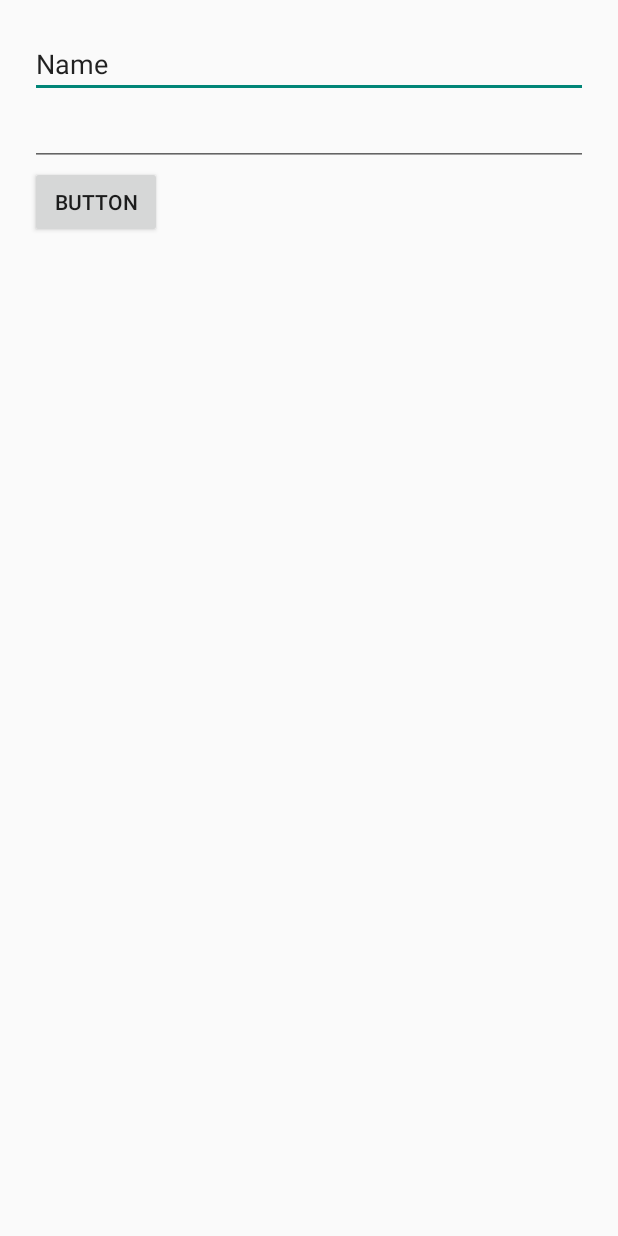
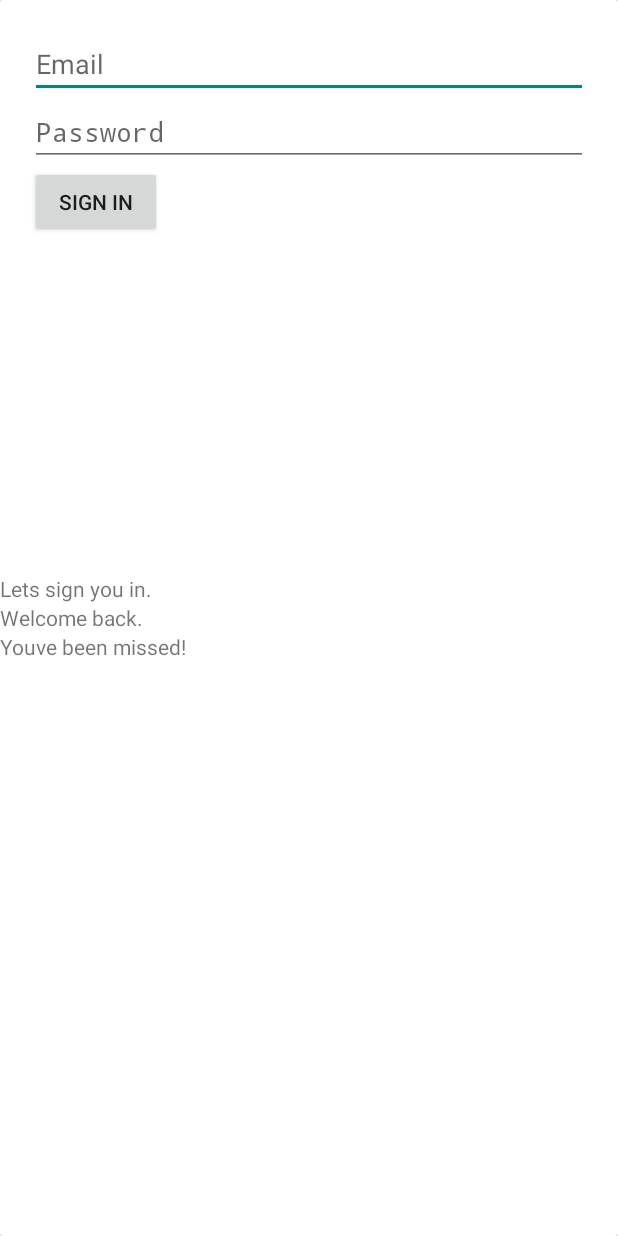
Before and after one commit to DevilDeveloper7/Hookah, an Android app: the Sign_in screen opened directly, with no data from a screen before it, on a phone screen of 412 x 824 dp. Run offline under Robolectric (Android 15) with nearby library versions, the phone set to English and light mode, and no system bars.

Commit message:
buttons are working!

```diff
--- a/app/src/main/java/com/example/hookah/Sign_in.java
+++ b/app/src/main/java/com/example/hookah/Sign_in.java
@@ -2,10 +2,11 @@ package com.example.hookah;
 
 import androidx.appcompat.app.AppCompatActivity;
 
+import android.app.Activity;
 import android.os.Bundle;
 import android.view.WindowManager;
 
-public class Sign_in extends AppCompatActivity {
+public class Sign_in extends Activity {
 
     @Override
     protected void onCreate(Bundle savedInstanceState) {
--- a/app/src/main/java/com/example/hookah/Sign_up.java
+++ b/app/src/main/java/com/example/hookah/Sign_up.java
@@ -2,16 +2,17 @@ package com.example.hookah;
 
 import androidx.appcompat.app.AppCompatActivity;
 
+import android.app.Activity;
 import android.os.Bundle;
 import android.view.WindowManager;
 
-public class Sign_up extends AppCompatActivity {
+public class Sign_up extends Activity {
 
     @Override
     protected void onCreate(Bundle savedInstanceState) {
         super.onCreate(savedInstanceState);
         getWindow ().setFlags (WindowManager.LayoutParams.FLAG_FULLSCREEN,
                 WindowManager.LayoutParams.FLAG_FULLSCREEN);
-        setContentView(R.layout.activity_sign_up);
+        setContentView(R.layout.activity_signup);
     }
 }
--- a/app/src/main/res/layout/activity_main.xml
+++ b/app/src/main/res/layout/activity_main.xml
@@ -50,7 +50,7 @@
 
         <Button
 
-            android:id="@+id/buttonSignUp"
+            android:id="@+id/btnSignUp"
             android:layout_width="11dp"
             android:layout_height="wrap_content"
             android:layout_marginStart="20dp"
@@ -65,7 +65,7 @@
 
 
         <Button
-            android:id="@+id/buttonSignIn"
+            android:id="@+id/btnSignIn"
             android:layout_width="11dp"
             android:layout_height="wrap_content"
             android:layout_marginStart="10dp"
--- a/app/src/main/res/layout/activity_signin.xml
+++ b/app/src/main/res/layout/activity_signin.xml
@@ -1,5 +1,5 @@
 <?xml version="1.0" encoding="utf-8"?>
-<RelativeLayout xmlns:android="http://schemas.android.com/apk/res/android"
+<androidx.cardview.widget.CardView xmlns:android="http://schemas.android.com/apk/res/android"
     xmlns:app="http://schemas.android.com/apk/res-auto"
     android:layout_width="match_parent"
     android:layout_height="match_parent"
@@ -7,33 +7,58 @@
 
     <LinearLayout
         android:layout_width="match_parent"
+        android:layout_height="match_parent"
+        android:orientation="vertical"
+        android:layout_centerHorizontal="true"
+        android:gravity="center">
+
+        <TextView
+            android:id="@+id/Hello"
+            android:layout_width="match_parent"
+            android:layout_height="wrap_content"
+            android:text="@string/let_s_sign_you_in" />
+
+        <TextView
+            android:id="@+id/Welcome"
+            android:layout_width="match_parent"
+            android:layout_height="wrap_content"
+            android:text="@string/welcome_back" />
+
+        <TextView
+            android:id="@+id/Miss"
+            android:layout_width="match_parent"
+            android:layout_height="wrap_content"
+            android:text="@string/you_ve_been_missed" />
+    </LinearLayout>
+
+    <LinearLayout
+
+        android:layout_width="match_parent"
         android:layout_height="wrap_content"
         android:layout_margin="20dp"
         android:orientation="vertical"
 
-
         >
 
         <EditText
-            android:id="@+id/editTextTextPersonName2"
+            android:id="@+id/emailField"
             android:layout_width="match_parent"
             android:layout_height="wrap_content"
-            android:ems="10"
-            android:inputType="textPersonName"
-            android:text="Name" />
+            android:inputType="textEmailAddress"
+            android:hint="@string/Sign_in_email" />
 
         <EditText
-            android:id="@+id/editTextTextPassword"
+            android:id="@+id/passField"
             android:layout_width="match_parent"
             android:layout_height="wrap_content"
-            android:ems="10"
-            android:inputType="textPassword" />
+            android:inputType="textPassword"
+            android:hint="@string/Sign_in_pass"/>
 
 
         <Button
             android:id="@+id/button"
             android:layout_width="wrap_content"
             android:layout_height="wrap_content"
-            android:text="Button" />
+            android:text="@string/Sign_in_btn" />
     </LinearLayout>
-</RelativeLayout>
+</androidx.cardview.widget.CardView>
--- a/app/src/main/res/values/strings.xml
+++ b/app/src/main/res/values/strings.xml
@@ -1,4 +1,4 @@
-<resources>
+<resources xmlns:tools="http://schemas.android.com/tools">
     <string name="app_name">Hookah</string>
     <string name="welcome">Welcome<br></br> to Hookah Helper!</string>
     <string name="about">We created our application<br></br> to help new visitors<br></br> choose their first favorite combinations and show real connoisseurs new combinations from the world of hookah</string>
@@ -6,4 +6,10 @@
     <string name="forget">Forget your login or password?</string>
     <string name="button_sign_in">Sign In</string>
     <string name="button_sign_up">Sign Up</string>
+    <string name="Sign_in_email">Email</string>
+    <string name="Sign_in_pass">Password</string>
+    <string name="Sign_in_btn">Sign in</string>
+    <string name="let_s_sign_you_in" >Lets sign you in.</string>
+    <string name="welcome_back">Welcome back.</string>
+    <string name="you_ve_been_missed" >Youve been missed!</string>
 </resources>
```
Also changed, not shown: app/src/main/AndroidManifest.xml (+5 -10 lines), app/src/main/java/com/example/hookah/MainActivity.java (+26 -2 lines), app/src/main/res/layout/activity_signup.xml (renamed from app/src/main/res/layout/activity_sign_up.xml).
